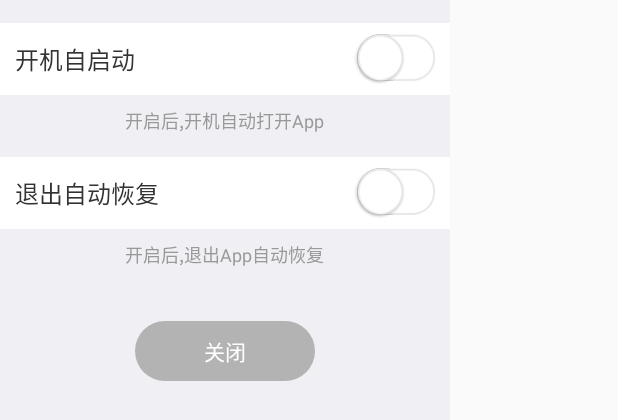
After one commit to lisimian0626/ADPlayer, an Android app: the layout setting.xml on its own in the app's theme, with its tools: preview values and no code run, on a phone screen of 412 x 824 dp. The commit adds this screen. Shown: the top 420 px of the screen. Run offline under Robolectric (Android 15) with nearby library versions, the phone set to English and light mode, and no system bars.

Commit message:
1.加入设置功能

```diff
--- a/app/src/main/AndroidManifest.xml
+++ b/app/src/main/AndroidManifest.xml
@@ -14,7 +14,7 @@
         android:label="@string/app_name"
         android:roundIcon="@mipmap/ic_launcher_round"
         android:supportsRtl="true"
-        android:theme="@android:style/Theme.Light.NoTitleBar.Fullscreen">
+        android:theme="@style/AppTheme">
         <activity android:name=".MainActivity">
             <intent-filter>
                 <action android:name="android.intent.action.MAIN" />
--- a/app/src/main/java/com/example/administrator/myapplication/MyApplication.java
+++ b/app/src/main/java/com/example/administrator/myapplication/MyApplication.java
@@ -13,6 +13,7 @@ import android.view.WindowManager;
 
 import com.example.administrator.myapplication.exception.UnCeHandler;
 import com.example.administrator.myapplication.utils.L;
+import com.example.administrator.myapplication.utils.PreferenceUtil;
 import com.tencent.bugly.crashreport.CrashReport;
 
 import java.util.ArrayList;
@@ -89,7 +90,7 @@ public class MyApplication extends Application implements Application.ActivityLi
     public void onActivityStopped(Activity activity) {
         L.d(Tag, "onActivityStopped");
         activityCount--;
-        if (0 == activityCount) {
+        if (0 == activityCount&& PreferenceUtil.getBoolean(this, "resume", true)) {
             isForeground = false;
             try {
                 Thread.sleep(5000);
--- a/app/src/main/java/com/example/administrator/myapplication/base/BaseActivity.java
+++ b/app/src/main/java/com/example/administrator/myapplication/base/BaseActivity.java
@@ -19,7 +19,7 @@ import java.util.Calendar;
 import java.util.concurrent.ScheduledExecutorService;
 import java.util.concurrent.TimeUnit;
 
-public abstract class BaseActivity extends Activity {
+public abstract class BaseActivity extends AppCompatActivity {
     private String Tag="BaseActivity";
     private ScheduledExecutorService mScheduledExecutorService;
     public static int syncTime=5;
--- a/app/src/main/java/com/example/administrator/myapplication/broadcast/MyBroadcastReceiver.java
+++ b/app/src/main/java/com/example/administrator/myapplication/broadcast/MyBroadcastReceiver.java
@@ -5,12 +5,13 @@ import android.content.Context;
 import android.content.Intent;
 
 import com.example.administrator.myapplication.MainActivity;
+import com.example.administrator.myapplication.utils.PreferenceUtil;
 
 public class MyBroadcastReceiver extends BroadcastReceiver {
     static final String ACTION_BOOT = "android.intent.action.BOOT_COMPLETED";
     @Override
     public void onReceive(Context context, Intent intent) {
-        if (intent.getAction().equals(ACTION_BOOT)){
+        if (intent.getAction().equals(ACTION_BOOT)&& PreferenceUtil.getBoolean(context, "boot", true)){
             Intent mainIntent=new Intent(context,MainActivity.class);
             mainIntent.addFlags(Intent.FLAG_ACTIVITY_NEW_TASK);
             context.startActivity(mainIntent);
--- /dev/null
+++ b/app/src/main/res/drawable/selector_btn_close.xml
@@ -0,0 +1,21 @@
+<?xml version="1.0" encoding="utf-8"?>
+<selector xmlns:android="http://schemas.android.com/apk/res/android">
+    <item android:state_pressed="true">
+        <shape>
+            <solid android:color="#999" />
+            <corners android:radius="20dp" />
+        </shape>
+    </item>
+    <item android:state_selected="true">
+        <shape>
+            <solid android:color="#999" />
+            <corners android:radius="20dp" />
+        </shape>
+    </item>
+    <item>
+        <shape>
+            <solid android:color="#B3B3B3" />
+            <corners android:radius="20dp" />
+        </shape>
+    </item>
+</selector>
--- /dev/null
+++ b/app/src/main/res/drawable/toggle_selector.xml
@@ -0,0 +1,5 @@
+<?xml version="1.0" encoding="utf-8"?>
+<selector xmlns:android="http://schemas.android.com/apk/res/android">
+    <item android:drawable="@drawable/toggle_open" android:state_checked="true" />
+    <item android:drawable="@drawable/toggle_close" />
+</selector>
--- /dev/null
+++ b/app/src/main/res/layout/setting.xml
@@ -0,0 +1,92 @@
+<?xml version="1.0" encoding="utf-8"?>
+<LinearLayout xmlns:android="http://schemas.android.com/apk/res/android"
+    android:layout_width="300dp"
+    android:layout_height="wrap_content"
+    android:background="#efeff4"
+    android:orientation="vertical">
+
+    <RelativeLayout
+        android:layout_width="match_parent"
+        android:layout_height="48dp"
+        android:layout_marginTop="15dp"
+        android:background="#fff">
+
+        <TextView
+            android:layout_width="wrap_content"
+            android:layout_height="wrap_content"
+            android:layout_centerVertical="true"
+            android:layout_marginLeft="10dp"
+            android:text="@string/set_boot_start"
+            android:textColor="#333"
+            android:textSize="16dp" />
+
+        <ToggleButton
+            android:id="@+id/setting_tg_boot"
+            android:layout_width="54dp"
+            android:layout_height="34dp"
+            android:layout_alignParentRight="true"
+            android:layout_centerVertical="true"
+            android:layout_marginRight="10dp"
+            android:background="@drawable/toggle_selector"
+            android:textOff=""
+            android:textOn="" />
+    </RelativeLayout>
+
+    <TextView
+        android:layout_width="wrap_content"
+        android:layout_height="wrap_content"
+        android:layout_gravity="center"
+        android:layout_marginTop="8dp"
+        android:text="@string/set_boot_start_dec"
+        android:textColor="#999"
+        android:textSize="12dp" />
+
+    <RelativeLayout
+        android:layout_width="match_parent"
+        android:layout_height="48dp"
+        android:layout_marginTop="15dp"
+        android:background="#fff">
+
+        <TextView
+            android:layout_width="wrap_content"
+            android:layout_height="wrap_content"
+            android:layout_centerVertical="true"
+            android:layout_marginLeft="10dp"
+            android:text="@string/set_auto_resume"
+            android:textColor="#333"
+            android:textSize="16dp" />
+
+        <ToggleButton
+            android:id="@+id/setting_tg_resume"
+            android:layout_width="54dp"
+            android:layout_height="34dp"
+            android:layout_alignParentRight="true"
+            android:layout_centerVertical="true"
+            android:layout_marginRight="10dp"
+            android:background="@drawable/toggle_selector"
+            android:textOff=""
+            android:textOn="" />
+    </RelativeLayout>
+
+    <TextView
+        android:layout_width="wrap_content"
+        android:layout_height="wrap_content"
+        android:layout_gravity="center"
+        android:layout_marginTop="8dp"
+        android:text="@string/set_auto_resume_dec"
+        android:textColor="#999"
+        android:textSize="12dp" />
+
+    <TextView
+        android:layout_width="120dp"
+        android:layout_height="40dp"
+        android:layout_gravity="center_horizontal"
+        android:layout_margin="35dp"
+        android:clickable="true"
+        android:background="@drawable/selector_btn_close"
+        android:gravity="center"
+        android:textColor="@android:color/white"
+        android:text="@string/set_close"
+        android:id="@+id/setting_close" />
+
+</LinearLayout>
--- a/app/src/main/res/values/strings.xml
+++ b/app/src/main/res/values/strings.xml
@@ -1,3 +1,8 @@
 <resources>
     <string name="app_name">My Application</string>
+    <string name="set_boot_start">开机自启动</string>
+    <string name="set_boot_start_dec">开启后,开机自动打开App</string>
+    <string name="set_auto_resume">退出自动恢复</string>
+    <string name="set_auto_resume_dec">开启后,退出App自动恢复</string>
+    <string name="set_close">关闭</string>
 </resources>
--- a/app/src/main/res/values/styles.xml
+++ b/app/src/main/res/values/styles.xml
@@ -1,11 +1,19 @@
 <resources>
 
     <!-- Base application theme. -->
-    <style name="AppTheme" parent="Theme.AppCompat.Light.DarkActionBar">
+    <style name="AppTheme" parent="Theme.AppCompat.Light.NoActionBar">
         <!-- Customize your theme here. -->
+        <item name="windowNoTitle">true</item>
+        <!-- 隐藏状态栏 -->
+        <item name="android:windowFullscreen">true</item>
         <item name="colorPrimary">@color/colorPrimary</item>
         <item name="colorPrimaryDark">@color/colorPrimaryDark</item>
         <item name="colorAccent">@color/colorAccent</item>
     </style>
-
+    <style name="SettingDialog" parent="@style/AppTheme">
+        <item name="android:layout_width">wrap_content</item>
+        <item name="android:layout_height">wrap_content</item>
+        <item name="android:windowIsFloating">true</item>
+        <item name="android:backgroundDimEnabled">true</item>
+    </style>
 </resources>
```
Also changed, not shown: app/src/main/java/com/example/administrator/myapplication/MainActivity.java (+22 -1 lines), app/src/main/java/com/example/administrator/myapplication/setting/SettingDialog.java (added, +84 -0 lines), app/src/main/java/com/example/administrator/myapplication/utils/PreferenceUtil.java (added, +109 -0 lines), app/src/main/res/drawable/toggle_close.png (added), app/src/main/res/drawable/toggle_open.png (added).
